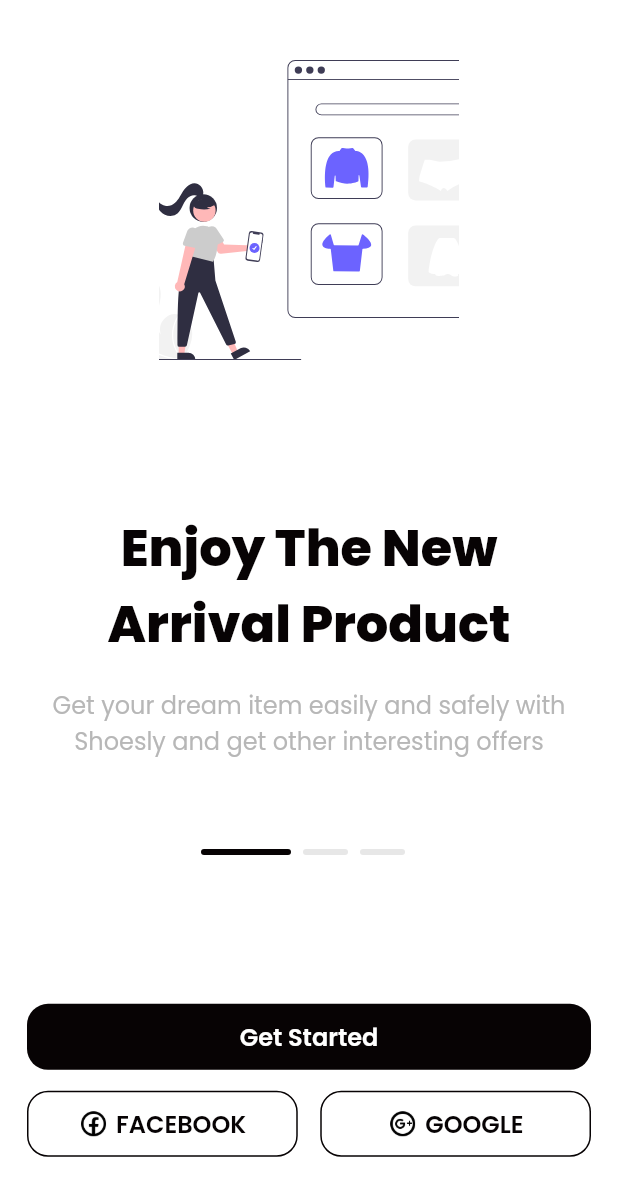
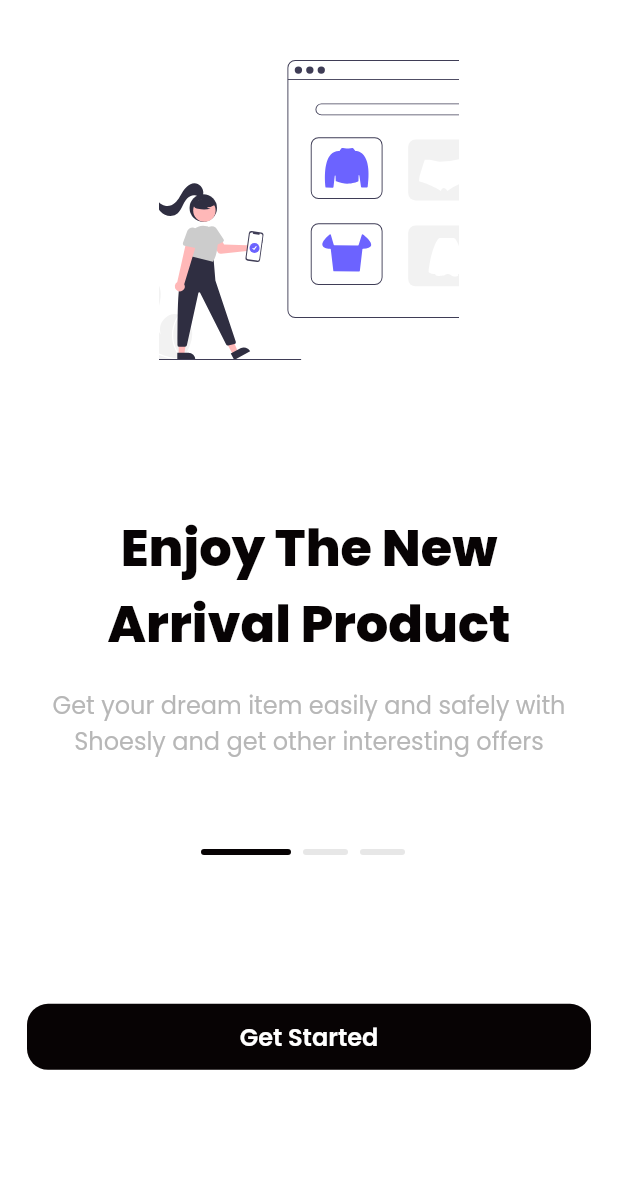
Before and after one commit to ezaatama/ecommerce-flutter, a Flutter app: the screen it shows after launch, on a phone screen of 412 x 824 dp. Shown: the top 1196 px of the screen. Run offline on Flutter 3.47's test engine with Material 2 defaults, Android fonts, the phone set to English and light mode, and no system bars; our stand-ins replace flutter_svg, google_fonts.

Commit message:
update onboarding

```diff
--- a/lib/screens/onboarding_screen.dart
+++ b/lib/screens/onboarding_screen.dart
@@ -104,27 +104,9 @@ class _OnboardingScreenState extends State<OnboardingScreen> {
                     child: Column(
                       crossAxisAlignment: CrossAxisAlignment.stretch,
                       children: [
-                        ButtonBlack(onPressed: () {}, text: "Get Started"),
-                        const SizedBox(height: 10),
-                        Row(
-                          children: [
-                            Expanded(
-                              flex: 2,
-                              child: ButtonWhite(
-                                  onPressed: () {},
-                                  icon: "assets/icons/facebook.png",
-                                  text: "FACEBOOK"),
-                            ),
-                            const SizedBox(width: 15),
-                            Expanded(
-                              flex: 2,
-                              child: ButtonWhite(
-                                  onPressed: () {},
-                                  icon: "assets/icons/google.png",
-                                  text: "GOOGLE"),
-                            )
-                          ],
-                        )
+                        ButtonBlack(onPressed: () {
+                          Navigator.pushNamedAndRemoveUntil(context, '/login', (route) => false);
+                        }, text: "Get Started"),
                       ],
                     ))
               ],
```
